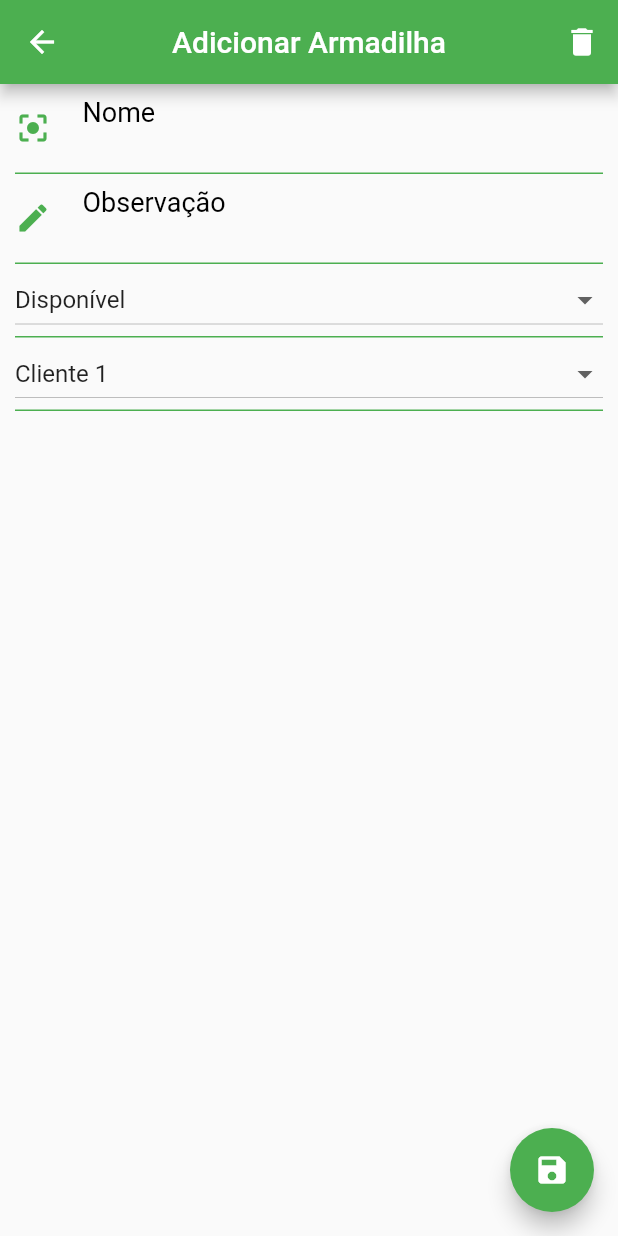
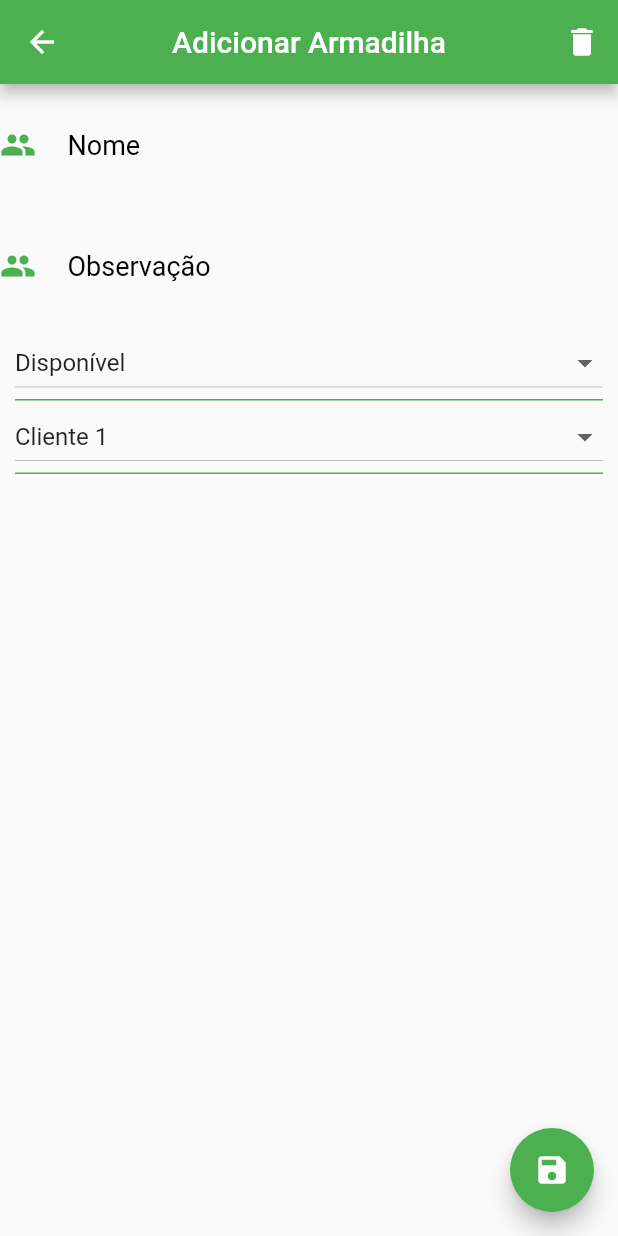
Before and after one commit to fabianogadenz/desinsetizadora, a Flutter app: the ArmadilhasList screen opened by its route, after a tap on the "add" icon, on a phone screen of 412 x 824 dp. Run offline on Flutter 3.47's test engine with Material 2 defaults, Android fonts, the phone set to English and light mode, and no system bars; our stand-ins replace dio, rxdart, shared_preferences; missing offline and left inert: flutter_calendar; accounts and stored records are empty; network calls fail.

Commit message:
rotas criadas no padrão correto

```diff
--- a/lib/resources/repository.dart
+++ b/lib/resources/repository.dart
@@ -10,5 +10,6 @@ class Repository{
   Future<List<Cliente>> fetchAllCliente() => restApiProvider.fetchCliente();
 
   Future addSaveCliente(String nome, String telefone, String endereco, String maxArmadilhas) => restApiProvider.addCliente(nome, telefone, endereco, maxArmadilhas);
+  Future addSaveArmadilha(String nome, String observacao, String status) => restApiProvider.addArmadilha(nome, observacao, status);
 
 }
--- /dev/null
+++ b/lib/routeGenerator.dart
@@ -0,0 +1,81 @@
+import 'package:desinsetizadora/models/cliente.dart';
+import 'package:desinsetizadora/screens/armadilhas/armadilhas_list.dart';
+import 'package:desinsetizadora/screens/armadilhas/edit_armadilha.dart';
+import 'package:desinsetizadora/screens/armadilhas/new_armadilha.dart';
+import 'package:desinsetizadora/screens/bipagem/atualiza_status.dart';
+import 'package:desinsetizadora/screens/bipagem/bipagem_list.dart';
+import 'package:desinsetizadora/screens/clientes/cliente_detail.dart';
+import 'package:desinsetizadora/screens/clientes/clientes_list.dart';
+import 'package:desinsetizadora/screens/clientes/new_cliente.dart';
+import 'package:desinsetizadora/screens/home_screen.dart';
+import 'package:desinsetizadora/screens/login/login_screen.dart';
+import 'package:desinsetizadora/screens/visitas/add_visita_clients.dart';
+import 'package:desinsetizadora/screens/visitas/visita_list.dart';
+import 'package:flutter/material.dart';
+import 'package:desinsetizadora/main.dart';
+
+class RouteGenerator{
+
+  static Route<dynamic> generateRoute(RouteSettings settings){
+    final args = settings.arguments;
+    switch(settings.name){
+      case '/':
+        return MaterialPageRoute(builder: (_) => LoginScreen());
+      case '/home':
+        return MaterialPageRoute(builder: (_) => HomeScreen());
+      case '/armadilhas':
+        return MaterialPageRoute(builder: (_) => ArmadilhasList());
+      case '/editArmadilha':
+        return MaterialPageRoute(builder: (_) => EditArmadilha());
+      case '/novaArmadilha':
+        return MaterialPageRoute(builder: (_) => newArmadilha());
+      case '/clientes':
+        return MaterialPageRoute(builder: (_) => ClientesList());
+      case '/novoCliente':
+        return MaterialPageRoute(builder: (_) => NewCliente());
+      case '/visita':
+        return MaterialPageRoute(builder: (_) => VisitaList());
+      case '/clienteDetail':
+        if (args is Cliente){
+          return MaterialPageRoute(
+            builder: (_) => ClienteDetail(
+              cli:args,
+            ),
+          );
+        }
+        return _errorRoute();
+        //return MaterialPageRoute(builder: (_) => ClienteDetail());
+      case '/bipagemList':
+        return MaterialPageRoute(builder: (_) => BipagemList());
+      case '/atualizaStatus':
+        return MaterialPageRoute(builder: (_) => AtualizaStatus());
+      case '/addVisitaClients':
+        if (args is String){
+          return MaterialPageRoute(
+              builder: (_) => addVisita(
+                data:args,
+              ),
+          );
+        }
+        return _errorRoute();
+      default:
+        return _errorRoute();
+
+    }
+  }
+
+
+  static Route<dynamic> _errorRoute(){
+    return MaterialPageRoute(builder: (_){
+      return Scaffold(
+        appBar: AppBar(
+          title: Text('Erro'),
+          centerTitle: true,
+        ),
+        body: Center(
+          child: Text("err"),
+        ),
+      );
+    });
+  }
+}
--- a/lib/screens/armadilhas/armadilhas_list.dart
+++ b/lib/screens/armadilhas/armadilhas_list.dart
@@ -43,7 +43,7 @@ class _ArmadilhasListState extends State<ArmadilhasList> {
           child: Icon(Icons.add),
         ),
         body: StreamBuilder(
-            stream: bloc.allArmadilha,
+            stream: bloc.allArmadilhas,
             builder: (context, AsyncSnapshot<List<Armadilha>> snapshot) {
               if (snapshot.hasData) {
                 return buildList(snapshot);
--- /dev/null
+++ b/lib/screens/armadilhas/new_armadilha.dart
@@ -0,0 +1,171 @@
+import 'package:flutter/material.dart';
+
+import 'package:desinsetizadora/blocs/armadilhaBloc.dart';
+import 'package:flutter/material.dart';
+
+class newArmadilha extends StatefulWidget {
+  @override
+  _NewArmadilhaState createState() => _NewArmadilhaState();
+}
+
+class _NewArmadilhaState extends State<newArmadilha> {
+  List _situacoes = ["Disponível", "Ocupado", "Danificado", "Manutenção Pendente", "Em Manutenção"];
+  List _clientes = ["Cliente 1", "Cliente 2", "Cliente 3", "Cliente 4", "Cliente 5"];
+
+  final _formKey = GlobalKey<FormState>();
+  TextEditingController nomeController = new TextEditingController();
+  TextEditingController obsController = new TextEditingController();
+  List<DropdownMenuItem<String>> _dropDownMenuItems;
+  List<DropdownMenuItem<String>> _dropDownClientes;
+
+  String _situacaoArmadilha;
+  String _cliente;
+
+  @override
+  void initState() {
+    _dropDownMenuItems = buildAndGetDropDownMenuItems(_situacoes);
+    _dropDownClientes = buildAndGetDropDownMenuItems(_clientes);
+    _situacaoArmadilha = _dropDownMenuItems[0].value;
+    _cliente = _dropDownClientes[0].value;
+    super.initState();
+  }
+
+  List<DropdownMenuItem<String>> buildAndGetDropDownMenuItems(List listitems) {
+    List<DropdownMenuItem<String>> items = new List();
+    for (String item in listitems) {
+      items.add(new DropdownMenuItem(value: item, child: new Text(item)));
+    }
+    return items;
+  }
+
+  void changedDropDownItem(String selectedSituacao) {
+    setState(() {
+      _situacaoArmadilha = selectedSituacao;
+
+    });
+  }
+  void changedDropDownCliente(String selectedSituacao) {
+    setState(() {
+      _cliente = selectedSituacao;
+    });
+  }
+
+  @override
+  Widget build(BuildContext context) {
+    return Scaffold(
+      appBar: AppBar(
+        title: Text("Adicionar Armadilha"),
+        centerTitle: true,
+        actions: <Widget>[
+          IconButton(
+              icon: Icon(
+                Icons.delete,
+                color: Colors.white,
+              ),
+              onPressed: () {
+              })
+        ],
+      ),
+      floatingActionButton: FloatingActionButton(
+        onPressed: () async{
+          bloc.addSaveArmadilha();
+          await Future.delayed(const Duration(milliseconds: 500));
+          bloc.fetchAllArmadilha();
+          Navigator.pop(context);
+        },
+        child: Icon(Icons.save),
+      ),
+      body: Container(
+          child: Column(
+            children: <Widget>[
+              new Form(
+                  key: _formKey,
+                  child: new Column(children: <Widget>[
+                    TextField(
+                      onChanged: bloc.updateNome,
+                      controller: nomeController,
+                      keyboardType: TextInputType.text,
+                      enabled: true,
+                      //initialValue: "teste@hotmail.com",
+                      obscureText: false,
+                      style: const TextStyle(
+                        color: Colors.black,
+                        fontSize: 18.0,
+                      ),
+                      decoration: new InputDecoration(
+                        icon: new Icon(
+                          Icons.people,
+                          color: Colors.green,
+                        ),
+                        border: InputBorder.none,
+                        hintText: "Nome",
+                        hintStyle: const TextStyle(color: Colors.black, fontSize: 18.0),
+                        contentPadding: const EdgeInsets.only(top: 30, right: 30.0, bottom: 30.0, left: 5.0),
+                      ),
+                    ),
+                    TextField(
+                      onChanged: bloc.updateObservacao,
+                      controller: obsController,
+                      keyboardType: TextInputType.text,
+                      enabled: true,
+                      //initialValue: "teste@hotmail.com",
+                      obscureText: false,
+                      style: const TextStyle(
+                        color: Colors.black,
+                        fontSize: 18.0,
+                      ),
+                      decoration: new InputDecoration(
+                        icon: new Icon(
+                          Icons.people,
+                          color: Colors.green,
+                        ),
+                        border: InputBorder.none,
+                        hintText: "Observação",
+                        hintStyle: const TextStyle(color: Colors.black, fontSize: 18.0),
+                        contentPadding: const EdgeInsets.only(top: 30, right: 30.0, bottom: 30.0, left: 5.0),
+                      ),
+                    ),
+
+                    new Container(
+                      padding: EdgeInsets.symmetric(horizontal: 10.0),
+                      child: new Container(
+                        decoration: new BoxDecoration(
+                          border: new Border(
+                            bottom: new BorderSide(
+                              color: Colors.green,
+                            ),
+                          ),
+                        ),
+                        child: DropdownButton(
+                          isExpanded: true,
+                          value: _situacaoArmadilha,
+                          items: _dropDownMenuItems,
+                          onChanged: bloc.updateStatus,
+                        ),
+                      ),
+                    ),
+
+                    new Container(
+                      padding: EdgeInsets.symmetric(horizontal: 10.0),
+                      child: new Container(
+                        decoration: new BoxDecoration(
+                          border: new Border(
+                            bottom: new BorderSide(
+                              color: Colors.green,
+                            ),
+                          ),
+                        ),
+                        child: DropdownButton(
+                          isExpanded: true,
+                          value: _cliente,
+                          items: _dropDownClientes,
+                          onChanged: changedDropDownCliente,
+                        ),
+                      ),
+                    ),
+                  ]))
+            ],
+          )),
+    );
+  }
+}
--- a/lib/screens/clientes/clientes_list.dart
+++ b/lib/screens/clientes/clientes_list.dart
@@ -1,5 +1,4 @@
 import 'package:desinsetizadora/blocs/clienteBloc.dart';
-import 'package:desinsetizadora/data/rest_api.dart';
 import 'package:desinsetizadora/models/cliente.dart';
 import 'package:desinsetizadora/screens/clientes/components/clientes_list_tile.dart';
 import 'package:flutter/material.dart';
--- a/lib/screens/clientes/components/clientes_list_tile.dart
+++ b/lib/screens/clientes/components/clientes_list_tile.dart
@@ -16,7 +16,7 @@ class ClientesListTile extends StatelessWidget {
             title: Text(clientes.nome),
             leading: Icon(Icons.people, size: 40,),
             onTap: () {
-              Navigator.pushNamed(context, '/clienteDetail', arguments: clientes.id);
+              Navigator.pushNamed(context, '/clienteDetail', arguments: clientes);
 
             },
             trailing: Icon(Icons.arrow_forward_ios),
```
Also changed, not shown: lib/blocs/armadilhaBloc.dart (+14 -1 lines), lib/data/rest_api.dart (+35 -14 lines), lib/main.dart (+2 -29 lines), lib/models/visita.dart (+38 -1 lines), lib/screens/clientes/cliente_detail.dart (+9 -8 lines), lib/screens/visitas/add_visita_clients.dart (+17 -21 lines), lib/screens/visitas/visita_list.dart (+41 -16 lines).
